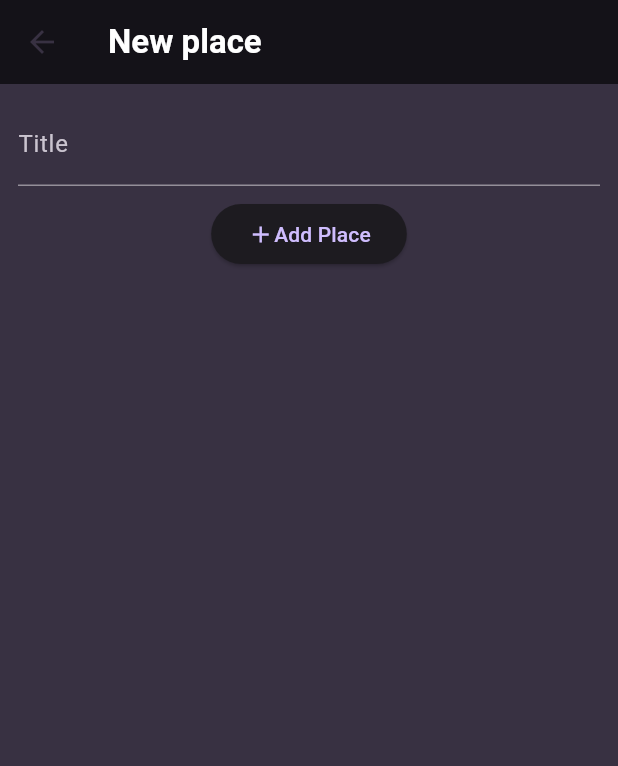
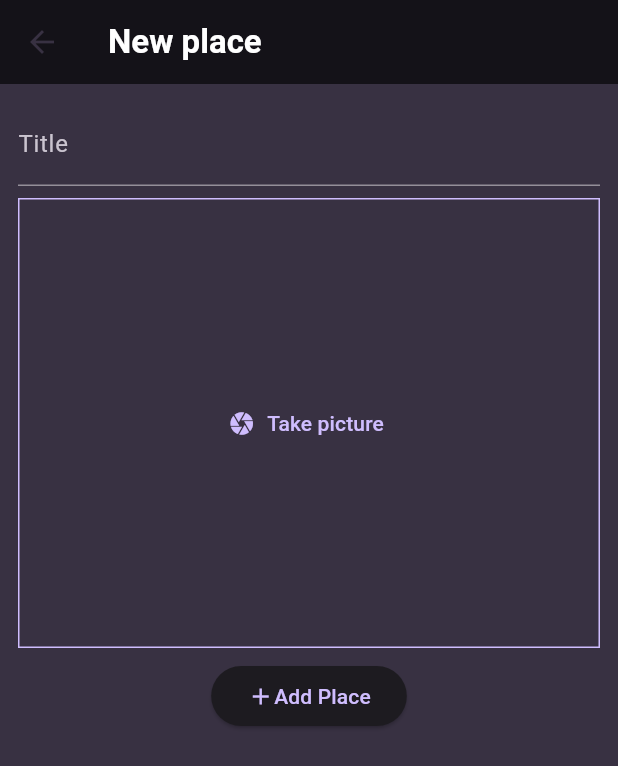
Before and after one commit to Polinaphlej02/favorite-place, a Flutter app: the screen it shows after launch, after a tap on the "add" icon, on a phone screen of 412 x 824 dp. Shown: the top 766 px of the screen. Run offline on Flutter 3.47's test engine with Material 3 defaults, Android fonts, the phone set to English and light mode, and no system bars; our stand-ins replace flutter_riverpod, google_fonts, image_picker.

Commit message:
Added an image picking

```diff
--- a/lib/models/place.dart
+++ b/lib/models/place.dart
@@ -1,10 +1,13 @@
+import 'dart:io';
+
 import 'package:uuid/uuid.dart';
 
 final uuid = Uuid();
 
 class Place {
-  Place({required this.name}) : id = uuid.v4();
+  Place({required this.name, required this.image}) : id = uuid.v4();
 
   final String id;
   final String name;
+  final File image;
 }
--- a/lib/providers/user_places.dart
+++ b/lib/providers/user_places.dart
@@ -1,11 +1,13 @@
+import 'dart:io';
+
 import 'package:favorite_place/models/place.dart';
 import 'package:flutter_riverpod/flutter_riverpod.dart';
 
 class UserPlacesNotifier extends StateNotifier<List<Place>> {
   UserPlacesNotifier() : super(const []);
 
-  void addPlace(String title) {
-    final newPlace = Place(name: title);
+  void addPlace(String title, File image) {
+    final newPlace = Place(name: title, image: image);
     state = [newPlace, ...state];
   }
 }
--- a/lib/screens/new_place.dart
+++ b/lib/screens/new_place.dart
@@ -1,4 +1,7 @@
+import 'dart:io';
+
 import 'package:favorite_place/providers/user_places.dart';
+import 'package:favorite_place/widgets/image_input.dart';
 import 'package:flutter/material.dart';
 import 'package:flutter_riverpod/flutter_riverpod.dart';
 
@@ -10,17 +13,20 @@ class NewPlace extends ConsumerStatefulWidget {
 }
 
 class _NewPlaceState extends ConsumerState<NewPlace> {
+  File? _selectedImage;
   final _titleController = TextEditingController();
 
   void _savePlaces() {
     final enteredText = _titleController.text;
-    if (enteredText == null || enteredText.isEmpty) {
+    if (_selectedImage == null || enteredText.isEmpty) {
       return;
     }
-  ref.read(userPlacesProvider.notifier).addPlace(enteredText);
+
+    ref
+        .read(userPlacesProvider.notifier)
+        .addPlace(enteredText, _selectedImage!);
 
     Navigator.of(context).pop();
-
   }
 
   @override
@@ -28,13 +34,17 @@ class _NewPlaceState extends ConsumerState<NewPlace> {
     _titleController.dispose();
     super.dispose();
   }
+
   @override
   Widget build(BuildContext context) {
     return Scaffold(
       appBar: AppBar(
-        title: Text("New place", style: Theme.of(context).textTheme.titleLarge,),
+        title: Text(
+          "New place",
+          style: Theme.of(context).textTheme.titleLarge,
         ),
-      body:SingleChildScrollView(
+      ),
+      body: SingleChildScrollView(
           padding: const EdgeInsets.all(12),
           child: Column(
             children: [
@@ -43,9 +53,20 @@ class _NewPlaceState extends ConsumerState<NewPlace> {
                   label: Text("Title"),
                 ),
                 controller: _titleController,
-              style: TextStyle(color: Theme.of(context).colorScheme.secondary),
+                style:
+                    TextStyle(color: Theme.of(context).colorScheme.secondary),
               ),
-          const SizedBox(height: 8,),
+              const SizedBox(
+                height: 8,
+              ),
+              ImageInput(
+                onTakeImage: (image) {
+                  _selectedImage = image;
+                },
+              ),
+              const SizedBox(
+                height: 8,
+              ),
               ElevatedButton(
                 onPressed: _savePlaces,
                 child: const Row(
--- a/lib/screens/places.dart
+++ b/lib/screens/places.dart
@@ -4,11 +4,6 @@ import 'package:favorite_place/screens/new_place.dart';
 import 'package:favorite_place/widgets/places_list.dart';
 import 'package:flutter/material.dart';
 import 'package:flutter_riverpod/flutter_riverpod.dart';
-
-List<Place> places = [
-  Place(name: "Home"),
-  Place(name: 'Cafe')
-];
 
 class PlacesScreen extends ConsumerWidget {
   const PlacesScreen({super.key});
@@ -26,7 +21,10 @@ class PlacesScreen extends ConsumerWidget {
           }, icon: const Icon(Icons.add)),
         ],
       ),
-      body: PlacesList(places: userPlaces,)
+      body: Padding(
+        padding: const EdgeInsets.all(8.0),
+        child: PlacesList(places: userPlaces,),
+      )
     );
   }
 }
--- /dev/null
+++ b/lib/widgets/image_input.dart
@@ -0,0 +1,65 @@
+import 'dart:io';
+
+import 'package:flutter/material.dart';
+import 'package:image_picker/image_picker.dart';
+
+class ImageInput extends StatefulWidget {
+  const ImageInput({super.key, required this.onTakeImage});
+
+  final void Function(File image) onTakeImage;
+
+  @override
+  State<ImageInput> createState() => _ImageInputState();
+}
+
+class _ImageInputState extends State<ImageInput> {
+  File? _takenImage;
+
+  void _takePicture() async {
+    final imagePicker = ImagePicker();
+    final pickedImage =
+        await imagePicker.pickImage(source: ImageSource.camera, maxWidth: 600);
+
+    if (pickedImage == null) {
+      return;
+    }
+
+    setState(() {
+      _takenImage = File(pickedImage.path);
+    });
+
+    widget.onTakeImage(_takenImage!);
+  }
+
+  @override
+  Widget build(BuildContext context) {
+    Widget content = TextButton.icon(
+      onPressed: _takePicture,
+      label: const Text("Take picture"),
+      icon: const Icon(Icons.camera),
+    );
+
+    if (_takenImage != null) {
+      content = GestureDetector(
+        onTap: _takePicture,
+        child: Image.file(
+          _takenImage!,
+          fit: BoxFit.cover,
+          width: double.infinity,
+          height: double.infinity,
+        ),
+      );
+    }
+    return Container(
+      decoration: BoxDecoration(
+          border: Border.all(
+        width: 1,
+        color: Theme.of(context).colorScheme.primary,
+      )),
+      height: 300,
+      width: double.infinity,
+      alignment: Alignment.center,
+      child: content,
+    );
+  }
+}
--- a/pubspec.yaml
+++ b/pubspec.yaml
@@ -38,6 +38,7 @@ dependencies:
   google_fonts: ^6.2.1
   uuid: ^4.5.1
   flutter_riverpod: ^2.6.1
+  image_picker: ^1.1.2
 
 dev_dependencies:
   flutter_test:
```
Also changed, not shown: lib/screens/place_details.dart (added, +30 -0 lines), lib/widgets/places_list.dart (+10 -1 lines), lib/screens/places_details.dart (deleted), pubspec.lock, 6 other files. Lines whose indentation alone changed are shown as unchanged.
